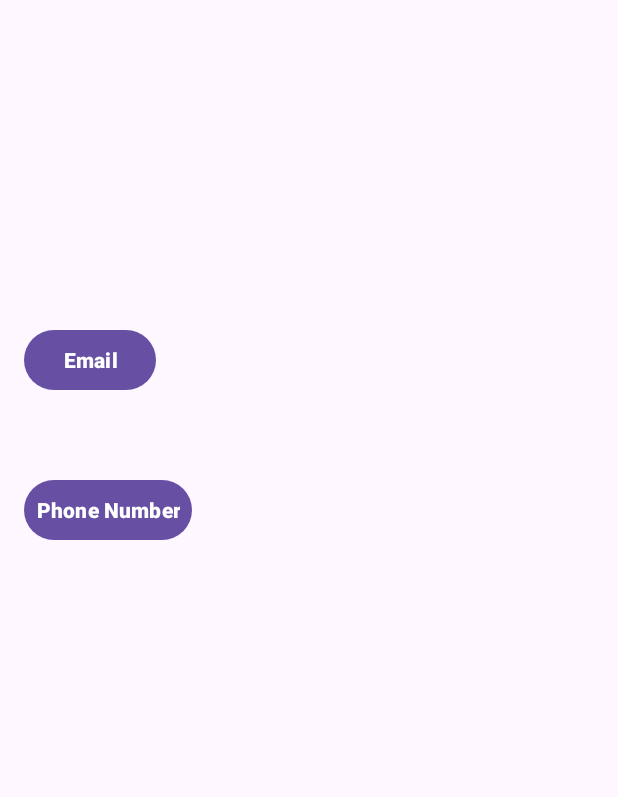
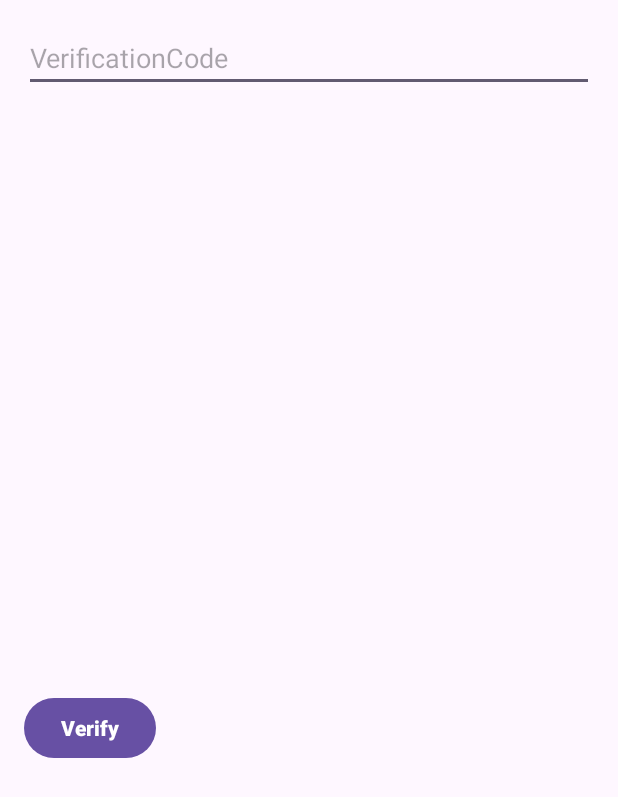
Before and after one commit to mediarahan/nourimate, an Android app: the VerificationCode1Activity screen opened directly, with no data from a screen before it, after a tap on "Email", on a phone screen of 412 x 824 dp. Shown: the top 797 px of the screen. Run offline under Robolectric (Android 15) with nearby library versions, the phone set to English and light mode, and no system bars.

Commit message:
Functional UI (Home,VerificationCode2)

```diff
--- a/app/src/main/AndroidManifest.xml
+++ b/app/src/main/AndroidManifest.xml
@@ -12,6 +12,12 @@
         android:supportsRtl="true"
         android:theme="@style/Base.Theme.NourimateTA"
         tools:targetApi="31">
+        <activity
+            android:name=".VerificationCode2Activity"
+            android:exported="false" />
+        <activity
+            android:name=".HomeActivity"
+            android:exported="false" />
         <activity
             android:name=".VerificationCode1Activity"
             android:exported="false" />
--- a/app/src/main/java/com/telyu/nourimate/VerificationCode1Activity.kt
+++ b/app/src/main/java/com/telyu/nourimate/VerificationCode1Activity.kt
@@ -1,6 +1,8 @@
 package com.telyu.nourimate
 
+
 import android.os.Bundle
+import android.content.Intent
 import androidx.appcompat.app.AppCompatActivity
 import com.telyu.nourimate.databinding.ActivityVerificationCode1Binding
 
@@ -13,6 +15,23 @@ class VerificationCode1Activity : AppCompatActivity() {
         val view = binding.root
         setContentView(view)
 
-        // Lakukan inisialisasi atau logika verifikasi kode di sini
+        // Tambahkan logika sign-up jika diperlukan
+        initVerificationCode1()
+    }
+
+    private fun initVerificationCode1() {
+        binding.buttonEmail.setOnClickListener {
+            openVerification2Page()
+        }
+        binding.buttonPhoneNumber.setOnClickListener {
+            openVerification2Page()
+        }
+    }
+
+
+    private fun openVerification2Page() {
+        // Buat Intent untuk membuka VerificationActivity
+        val intent = Intent(this, VerificationCode2Activity::class.java)
+        startActivity(intent)
     }
 }
--- /dev/null
+++ b/app/src/main/java/com/telyu/nourimate/VerificationCode2Activity.kt
@@ -0,0 +1,31 @@
+package com.telyu.nourimate
+
+
+import android.os.Bundle
+import android.content.Intent
+import androidx.appcompat.app.AppCompatActivity
+import com.telyu.nourimate.databinding.ActivityVerificationCode2Binding
+
+class VerificationCode2Activity : AppCompatActivity() {
+    private lateinit var binding: ActivityVerificationCode2Binding
+
+    override fun onCreate(savedInstanceState: Bundle?) {
+        super.onCreate(savedInstanceState)
+        binding = ActivityVerificationCode2Binding.inflate(layoutInflater)
+        val view = binding.root
+        setContentView(view)
+        initVerificationCode2()
+    }
+
+    private fun initVerificationCode2() {
+        binding.buttonVerify.setOnClickListener {
+            openHomePage()
+        }
+    }
+
+
+    private fun openHomePage() {
+        val intent = Intent(this, HomeActivity::class.java)
+        startActivity(intent)
+    }
+}
--- /dev/null
+++ b/app/src/main/res/layout/activity_verification_code2.xml
@@ -0,0 +1,28 @@
+<?xml version="1.0" encoding="utf-8"?>
+
+<RelativeLayout xmlns:android="http://schemas.android.com/apk/res/android"
+    android:layout_width="match_parent"
+    android:layout_height="match_parent"
+    android:padding="16dp">
+
+    <EditText
+        android:id="@+id/editTextVerificationCode"
+        android:layout_width="match_parent"
+        android:layout_height="wrap_content"
+        android:hint="VerificationCode" />
+
+    <Button
+        android:id="@+id/buttonVerify"
+        android:layout_width="wrap_content"
+        android:layout_height="wrap_content"
+        android:text="Verify"
+        android:layout_below="@id/editTextVerificationCode"
+        android:layout_marginTop="400dp"
+        android:textStyle="bold"
+        android:padding="8dp"
+        android:clickable="true"
+        android:onClick="onSignUpClicked"/>
+
+
+
+</RelativeLayout>
```
Also changed, not shown: app/src/main/java/com/telyu/nourimate/HomeActivity.kt (added, +11 -0 lines), app/src/main/java/com/telyu/nourimate/LoginActivity.kt (+19 -0 lines), app/src/main/res/layout/activity_home.xml (added, +16 -0 lines), app/src/main/res/layout/activity_login.xml (+23 -6 lines).
